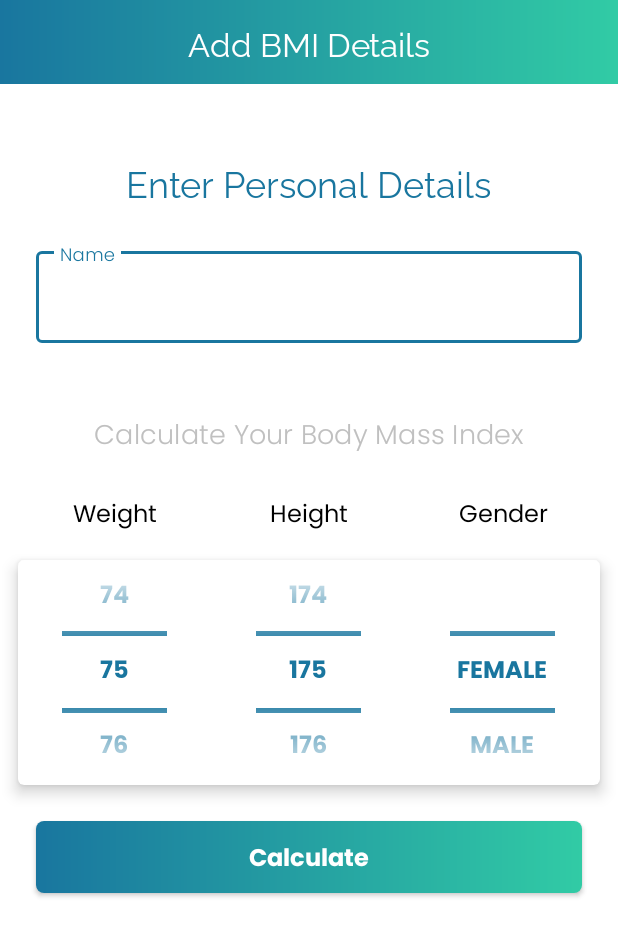
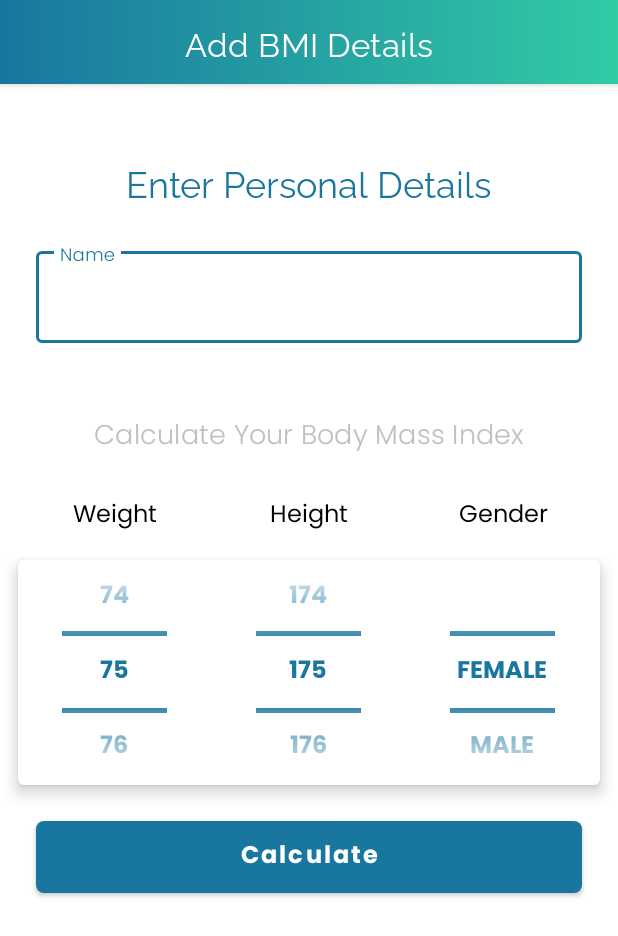
Before and after one commit to RyanKoech/bmiApp-newAgeTest, an Android app: the screen it shows after launch (MainActivity), on a phone screen of 412 x 824 dp. Shown: the top 936 px of the screen. Run offline under Robolectric (Android 15) with nearby library versions, the phone set to English and light mode, and no system bars; our stand-ins replace AdMob, Dagger/Hilt's generated code, navigation-ui.

Commit message:
Implemented Material Toolbar with Title text appearance style

```diff
--- a/app/src/main/res/layout/activity_main.xml
+++ b/app/src/main/res/layout/activity_main.xml
@@ -5,29 +5,33 @@
     android:layout_width="match_parent"
     android:layout_height="match_parent"
     android:background="@color/white"
-    tools:context=".presentation.MainActivity">
+    tools:context=".presentation.MainActivity"
+    tools:theme="@style/Theme.BmiApp">
 
-    <androidx.appcompat.widget.Toolbar
+    <com.google.android.material.appbar.AppBarLayout
+        android:id="@+id/appbar"
+        android:layout_width="match_parent"
+        android:layout_height="wrap_content"
+        app:layout_constraintTop_toTopOf="parent">
+
+        <com.google.android.material.appbar.MaterialToolbar
             android:id="@+id/toolbar"
             android:layout_width="match_parent"
             android:layout_height="?attr/actionBarSize"
             android:background="@drawable/gradient_0deg"
-        app:titleTextColor="@color/white"
-        app:titleTextAppearance="@style/BmiAppTheme.ToolbarTitle"
-        app:layout_constraintTop_toTopOf="parent"
-        android:theme="@style/BmiAppTheme.Toolbar">
+            style="@style/Toolbar">
 
             <TextView
                 android:id="@+id/textView_toolbarTitle"
                 android:layout_width="wrap_content"
                 android:layout_height="wrap_content"
-            android:fontFamily="@font/raleway_regular"
-            android:textSize="22sp"
-            android:textColor="@color/white"
                 android:layout_gravity="center"
+                android:textAppearance="@style/TextAppearance.ToolbarTitle"
                 tools:text="Title"/>
 
-    </androidx.appcompat.widget.Toolbar>
+        </com.google.android.material.appbar.MaterialToolbar>
+
+    </com.google.android.material.appbar.AppBarLayout>
 
     <androidx.fragment.app.FragmentContainerView
         android:id="@+id/fragmentContainer_main"
@@ -36,7 +40,7 @@
         android:name="androidx.navigation.fragment.NavHostFragment"
         app:defaultNavHost="true"
         app:navGraph="@navigation/nav_graph"
-        app:layout_constraintTop_toBottomOf="@id/toolbar"
+        app:layout_constraintTop_toBottomOf="@id/appbar"
         app:layout_constraintBottom_toBottomOf="parent"/>
 
 </androidx.constraintlayout.widget.ConstraintLayout>
--- /dev/null
+++ b/app/src/main/res/values/dimens.xml
@@ -0,0 +1,4 @@
+<?xml version="1.0" encoding="utf-8"?>
+<resources>
+    <dimen name="TextSize_Heading6">22sp</dimen>
+</resources>
--- a/app/src/main/res/values/themes.xml
+++ b/app/src/main/res/values/themes.xml
@@ -1,6 +1,6 @@
 <resources xmlns:tools="http://schemas.android.com/tools">
     <!-- Base application theme. -->
-    <style name="Theme.BmiApp" parent="Theme.MaterialComponents.Light.NoActionBar.Bridge">
+    <style name="Theme.BmiApp" parent="Theme.MaterialComponents.Light.NoActionBar">
         <item name="android:forceDarkAllowed" tools:targetApi="q">false</item>
         <!-- Primary brand color. -->
         <item name="colorPrimary">@color/skyBlue_800</item>
@@ -24,6 +24,15 @@
         <item name="windowSplashScreenAnimatedIcon">@drawable/bmi_logo_splash</item>
     </style>
 
+    <style name="TextAppearance" />
+
+    <style name="TextAppearance.ToolbarTitle" parent="TextAppearance.MaterialComponents.Headline6">
+        <item name="android:fontFamily">@font/raleway_regular</item>
+        <item name="fontFamily">@font/raleway_regular</item>
+        <item name="android:textSize">@dimen/TextSize_Heading6</item>
+        <item name="android:textColor">@color/white</item>
+    </style>
+
     <style name="Style_HintTextAppearance" parent="TextAppearance.MaterialComponents.Subtitle1">
         <item name="fontFamily">@font/poppins_light</item>
     </style>
@@ -41,9 +50,10 @@
         <item name="android:textAlignment">center</item>
     </style>
 
-    <style name="BmiAppTheme.Toolbar" parent="@style/ThemeOverlay.AppCompat.ActionBar">
+    <style name="Toolbar" parent="Widget.MaterialComponents.Toolbar.Primary">
         <!-- Customize color of navigation drawer icon and back arrow -->
         <item name="colorControlNormal">@color/white</item>
+        <item name="titleTextAppearance">@style/TextAppearance.ToolbarTitle</item>
     </style>
 
     <style name="Widget.Toolbar" parent="@style/Widget.AppCompat.Toolbar">
```
Lines whose indentation alone changed are shown as unchanged.
